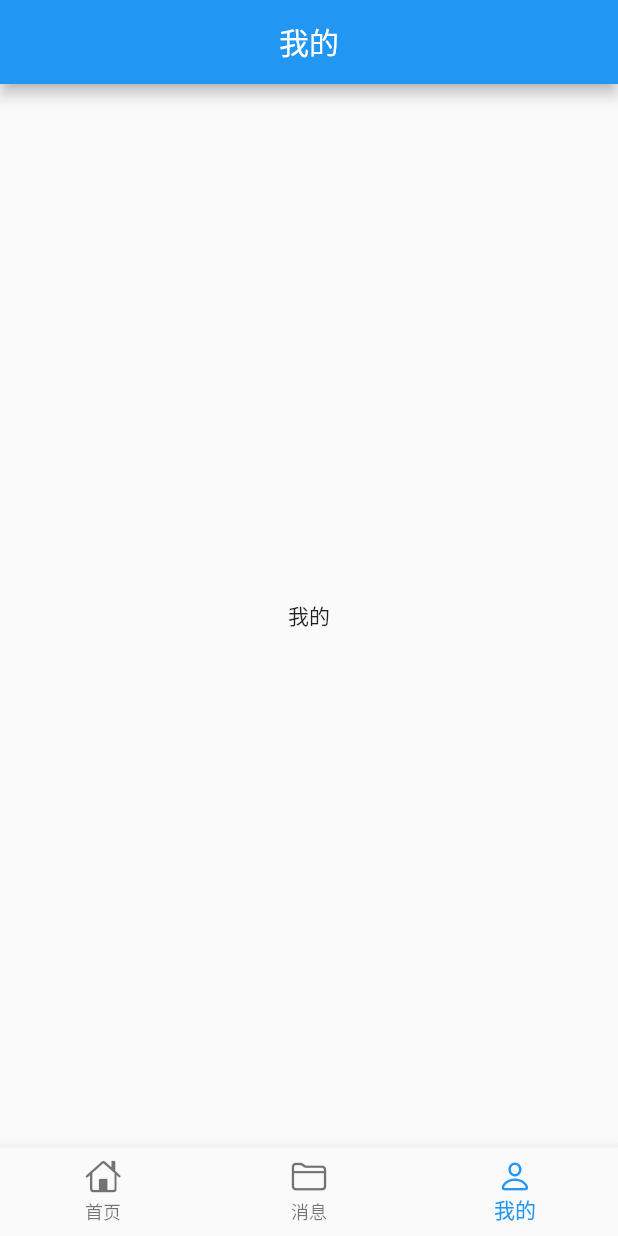
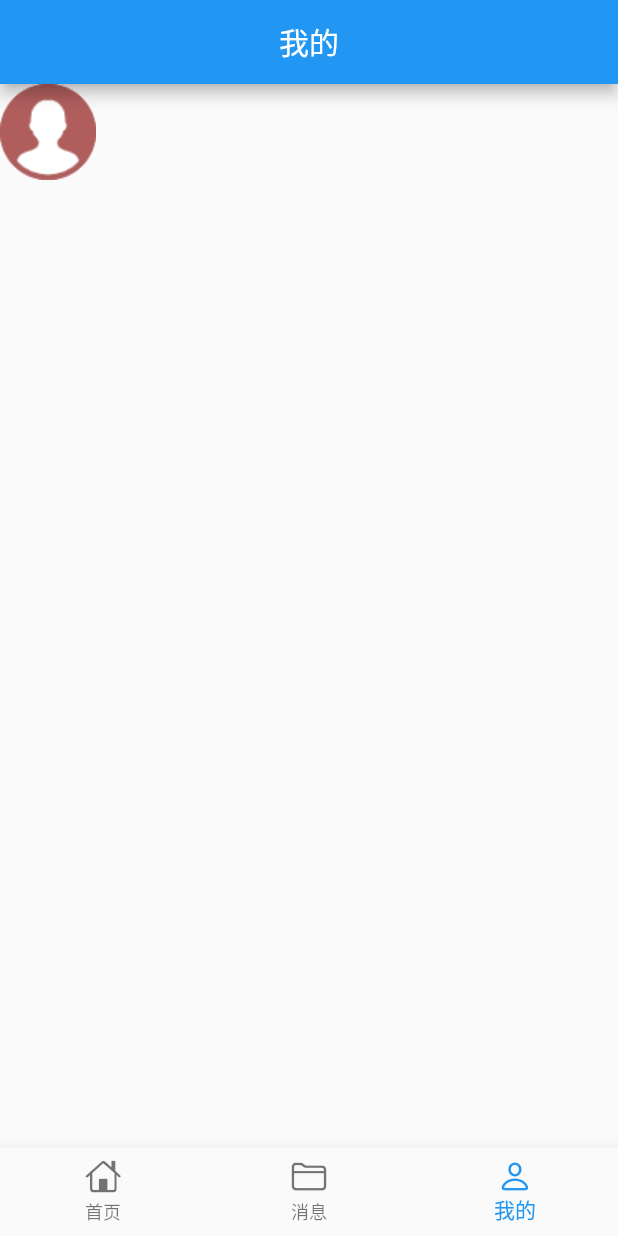
Before and after one commit to pangwenji/shenzhouapp, a Flutter app: the screen it shows after launch, item 3 of the bottom bar chosen, on a phone screen of 412 x 824 dp. Run offline on Flutter 3.47's test engine with Material 2 defaults, Android fonts, the phone set to English and light mode, and no system bars; our stand-ins replace fluro, flutter_screenutil, flutter_swiper, get; missing offline and left inert: dart:html.

Commit message:
2021-11-4

```diff
--- a/lib/pages/mine.dart
+++ b/lib/pages/mine.dart
@@ -10,9 +10,31 @@ class Mine extends StatelessWidget {
           title: Text('我的'),
           centerTitle: true,
         ),
-      body: Center(
-        child: Text('我的'),
+        body: NestedScrollView(
+            headerSliverBuilder:
+                (BuildContext context, bool innerBoxIsScrolled) {
+              return <Widget>[];
+            },
+            body:SingleChildScrollView(
+                      child: Container(
+                        child: Column(
+                          crossAxisAlignment: CrossAxisAlignment.start,
+                          children: [
+                              Container(
+                                child: Row(
+                                  children: [
+                                     Container(
+                                       child: Image.asset('images/avatar.png'),
                                      ),
+                                     Container()
+                                  ],
+                                ),
+                              )
+                          ],
+                        ),
+                      ),
+               )
+              )
             );
   }
 }
--- a/lib/pages/trial_series.dart
+++ b/lib/pages/trial_series.dart
@@ -69,9 +69,11 @@ class TrailSeries extends StatelessWidget {
                   child: Icon(
                 Icons.arrow_forward_ios,
                 size: 15,
-              ))
+              )
+              )
             ],
           ),
-        ));
+        )
+      );
   }
 }
--- a/pubspec.yaml
+++ b/pubspec.yaml
@@ -67,6 +67,8 @@ flutter:
    - images/calc.png
    - images/calcs.png
    - images/yunfei.png
+   - images/avatar.png
+
 
 
   # An image asset can refer to one or more resolution-specific "variants", see
```
Also changed, not shown: images/avatar.png (added), 3 other files. Lines whose indentation alone changed are shown as unchanged.
